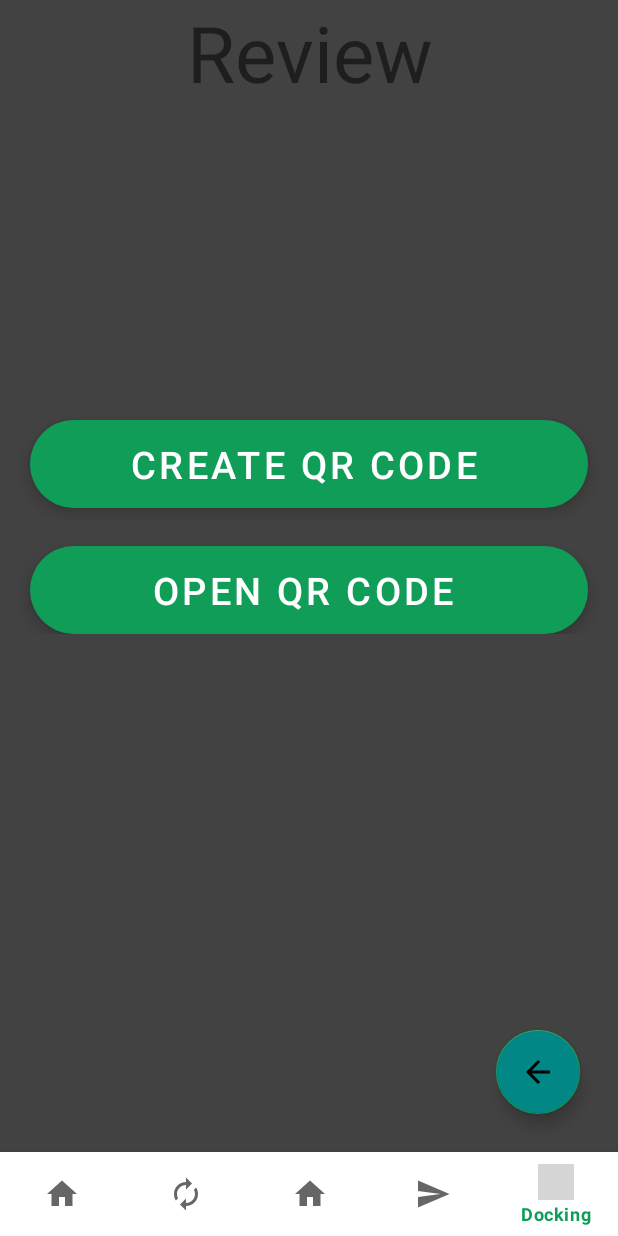
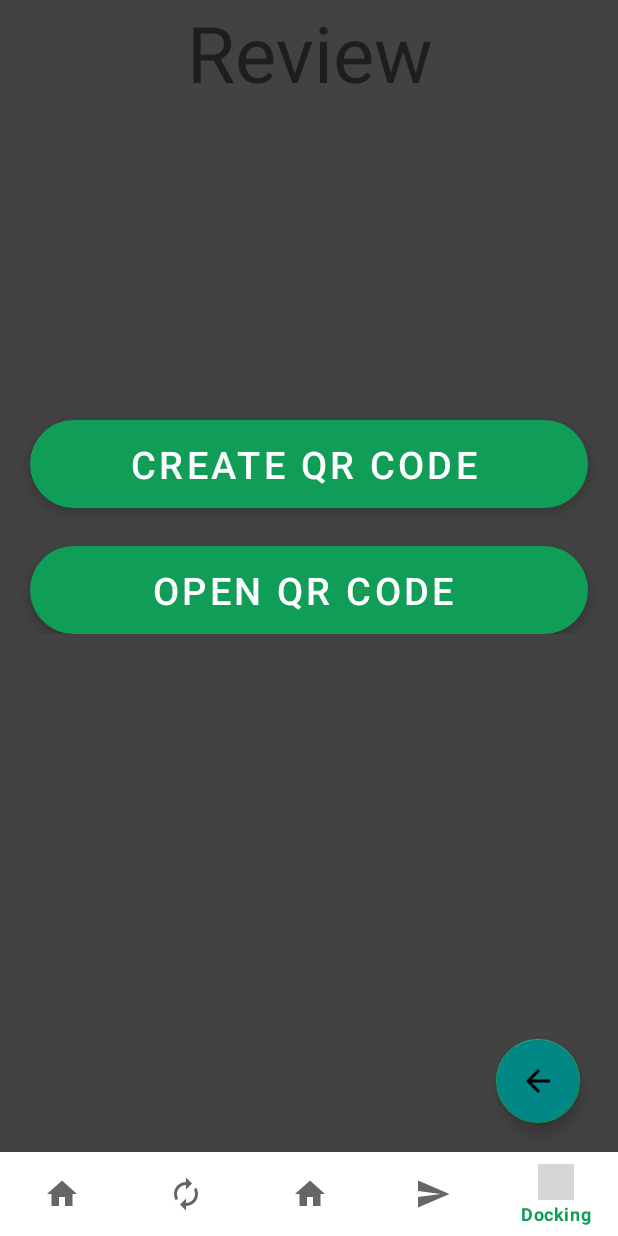
Before and after one commit to Eaglegrant/328_Scouting_App, an Android app: the screen it shows after launch (MainActivity), item 5 of the bottom bar chosen, on a phone screen of 412 x 824 dp. Run offline under Robolectric (Android 15) with nearby library versions, the phone set to English and light mode, and no system bars; 1 statement that could not run was skipped; grey boxes are pictures that could not be loaded.

Commit message:
Fix EndGame ID Check

```diff
--- a/app/src/main/java/com/gtappdevelopers/firebasestorageimage/BeforeMatchFragment.java
+++ b/app/src/main/java/com/gtappdevelopers/firebasestorageimage/BeforeMatchFragment.java
@@ -15,33 +15,15 @@
  */
 public class BeforeMatchFragment extends Fragment {
 
-    // TODO: Rename parameter arguments, choose names that match
-    // the fragment initialization parameters, e.g. ARG_ITEM_NUMBER
-    private static final String ARG_PARAM1 = "param1";
-    private static final String ARG_PARAM2 = "param2";
-
-    // TODO: Rename and change types of parameters
-    private String mParam1;
-    private String mParam2;
-
     public BeforeMatchFragment() {
         // Required empty public constructor
     }
 
-    /**
-     * Use this factory method to create a new instance of
-     * this fragment using the provided parameters.
-     *
-     * @param param1 Parameter 1.
-     * @param param2 Parameter 2.
-     * @return A new instance of fragment BeforeMatchFragment.
-     */
     // TODO: Rename and change types and number of parameters
-    public static BeforeMatchFragment newInstance(String param1, String param2) {
+    public static BeforeMatchFragment newInstance() {
         BeforeMatchFragment fragment = new BeforeMatchFragment();
         Bundle args = new Bundle();
-        args.putString(ARG_PARAM1, param1);
-        args.putString(ARG_PARAM2, param2);
+
         fragment.setArguments(args);
         return fragment;
     }
@@ -49,10 +31,7 @@
     @Override
     public void onCreate(Bundle savedInstanceState) {
         super.onCreate(savedInstanceState);
-        if (getArguments() != null) {
-            mParam1 = getArguments().getString(ARG_PARAM1);
-            mParam2 = getArguments().getString(ARG_PARAM2);
-        }
+
     }
 
     @Override
--- a/app/src/main/java/com/gtappdevelopers/firebasestorageimage/EndGame.java
+++ b/app/src/main/java/com/gtappdevelopers/firebasestorageimage/EndGame.java
@@ -178,9 +178,6 @@
                 String balance = result.getString("Balance");
                 String name = result.getString("Name");
                 //TODO: Add the balance and name to the QR code
-
-
-
                 WindowManager manager = (WindowManager) requireActivity().getSystemService(Context.WINDOW_SERVICE);
                 //initializing a variable for default display.
                 Display display = manager.getDefaultDisplay();
--- a/app/src/main/res/layout/activity_main.xml
+++ b/app/src/main/res/layout/activity_main.xml
@@ -18,7 +18,24 @@
         app:layout_constraintStart_toStartOf="parent"
         app:layout_constraintTop_toTopOf="parent">
         ></FrameLayout>
+<FrameLayout
+    android:layout_width="match_parent"
+    android:layout_height="match_parent">
+    <com.google.android.material.floatingactionbutton.FloatingActionButton
+        android:id="@+id/fab"
+        android:layout_width="wrap_content"
+        android:layout_height="wrap_content"
+        android:layout_alignParentEnd="true"
+        android:layout_alignParentBottom="true"
+        android:layout_gravity="end|bottom"
+        android:layout_marginStart="25dp"
+        android:layout_marginTop="25dp"
+        android:layout_marginEnd="25dp"
+        android:layout_marginBottom="75dp"
+        android:backgroundTint="@color/teal_700"
+        android:src="@drawable/baseline_arrow_back_24" />
 
+</FrameLayout>
     <com.google.android.material.bottomnavigation.BottomNavigationView
         android:id="@+id/bottomNavigationView"
         android:layout_width="match_parent"
--- a/app/src/main/res/layout/fragment_end_game.xml
+++ b/app/src/main/res/layout/fragment_end_game.xml
@@ -9,20 +9,6 @@
     tools:context=".EndGame">
 
     <!--We are using this image view to display our QR code-->
-
-    <com.google.android.material.floatingactionbutton.FloatingActionButton
-        android:id="@+id/fab"
-        android:layout_width="wrap_content"
-        android:layout_height="wrap_content"
-        android:layout_alignParentEnd="true"
-        android:layout_alignParentBottom="true"
-        android:layout_gravity="end|bottom"
-        android:layout_marginStart="25dp"
-        android:layout_marginTop="25dp"
-        android:layout_marginEnd="25dp"
-        android:layout_marginBottom="25dp"
-        android:backgroundTint="@color/teal_700"
-        android:src="@drawable/baseline_arrow_back_24" />
     <!--Edit text to enter text for creating a QR code-->
     <ScrollView
         android:layout_width="match_parent"
```
Also changed, not shown: app/src/main/java/com/gtappdevelopers/firebasestorageimage/Auto.java (+2 -25 lines), app/src/main/java/com/gtappdevelopers/firebasestorageimage/Docking.java (+1 -8 lines), app/src/main/java/com/gtappdevelopers/firebasestorageimage/MainActivity.java (+39 -28 lines), app/src/main/java/com/gtappdevelopers/firebasestorageimage/TeleOp.java (+3 -26 lines), app/src/main/java/com/gtappdevelopers/firebasestorageimage/childFab.java (+4 -3 lines), app/src/main/res/layout/fragment_auto.xml (+0 -13 lines), app/src/main/res/layout/fragment_child_fab.xml (+2 -15 lines).
